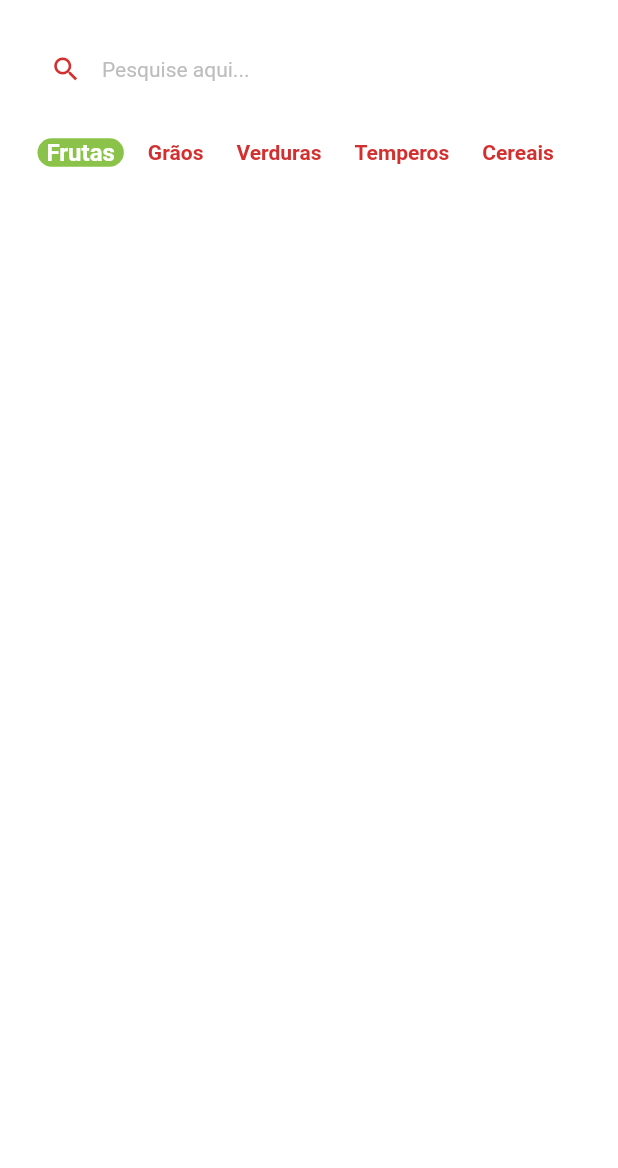
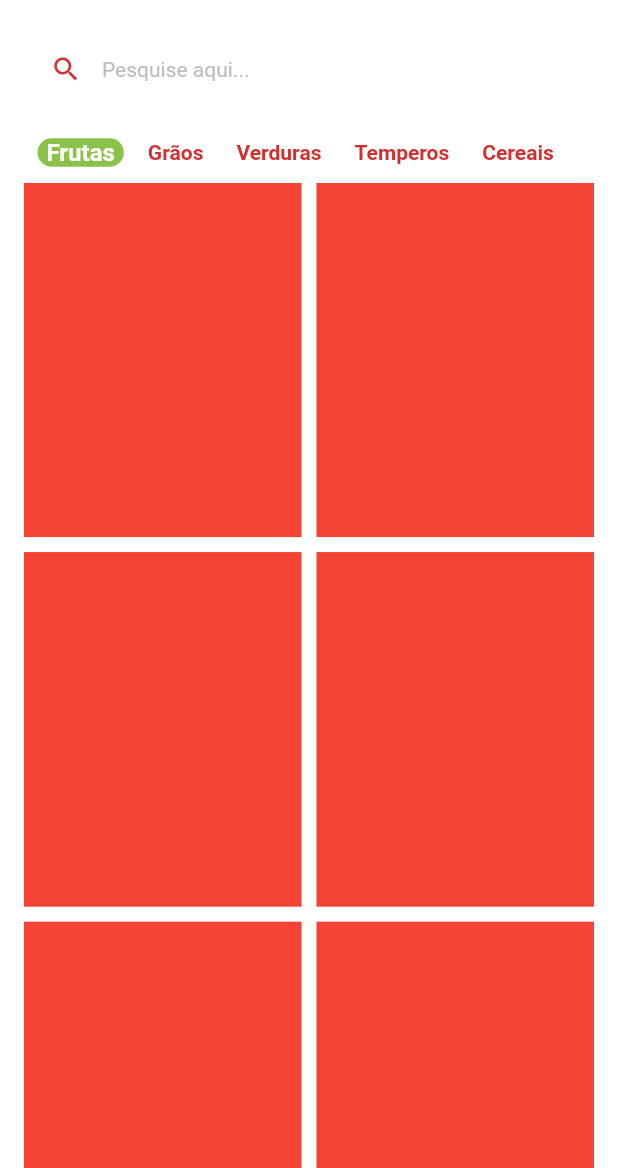
Before and after one commit to osiasmiranda/greengrocer, a Flutter app: the HomeTab screen opened directly, on a phone screen of 412 x 824 dp, the part 68-1236 px from its top. Run offline on Flutter 3.47's test engine with Material 2 defaults, Android fonts, the phone set to English and light mode, and no system bars; drawn by our look-alikes of badges; our stand-ins replace animated_text_kit, mask_text_input_formatter.

Commit message:
chore: adicionado GridView para apresentacao dos produtos

```diff
--- a/lib/src/config/app_data.dart
+++ b/lib/src/config/app_data.dart
@@ -63,3 +63,11 @@ List<ItemModel> items = [
   mango,
   papaya,
 ];
+
+final List<String> categories = [
+  'Frutas',
+  'Grãos',
+  'Verduras',
+  'Temperos',
+  'Cereais',
+];
--- a/lib/src/pages/home/home_tab.dart
+++ b/lib/src/pages/home/home_tab.dart
@@ -1,7 +1,7 @@
 import 'package:badges/badges.dart';
 import 'package:flutter/material.dart';
+import 'package:greengrocer/src/config/app_data.dart' as app_data;
 import 'package:greengrocer/src/config/custom_colors.dart';
-
 import 'components/category_title.dart';
 
 class HomeTab extends StatefulWidget {
@@ -12,20 +12,12 @@ class HomeTab extends StatefulWidget {
 }
 
 class _HomeTabState extends State<HomeTab> {
-  final List<String> categories = [
-    'Frutas',
-    'Grãos',
-    'Verduras',
-    'Temperos',
-    'Cereais',
-  ];
-
   late String selectedCategory = 'Frutas';
 
   @override
   Widget build(BuildContext context) {
     return Scaffold(
-      //AppBar
+      //!AppBar
       appBar: AppBar(
         centerTitle: true,
         backgroundColor: Colors.transparent,
@@ -78,7 +70,7 @@ class _HomeTabState extends State<HomeTab> {
 
       body: Column(
         children: [
-          //Campo de Pesquisa
+          //!Campo de Pesquisa
           Padding(
             padding: const EdgeInsets.symmetric(horizontal: 20, vertical: 10),
             child: TextFormField(
@@ -107,7 +99,7 @@ class _HomeTabState extends State<HomeTab> {
             ),
           ),
 
-          //Categorias
+          //!Categorias
           Container(
             padding: const EdgeInsets.only(left: 25.0),
             height: 40,
@@ -115,22 +107,40 @@ class _HomeTabState extends State<HomeTab> {
               scrollDirection: Axis.horizontal,
               itemBuilder: (_, index) {
                 return CategoryTitle(
-                  category: categories[index],
-                  isSelected: categories[index] == selectedCategory,
+                  category: app_data.categories[index],
+                  isSelected: app_data.categories[index] == selectedCategory,
                   onPressed: () {
                     setState(() {
-                      selectedCategory = categories[index];
+                      selectedCategory = app_data.categories[index];
                     });
                   },
                 );
               },
               separatorBuilder: (_, index) => const SizedBox(width: 10),
-              itemCount: categories.length,
+              itemCount: app_data.categories.length,
+            ),
+          ),
+          //!grid
+          Expanded(
+            child: GridView.builder(
+              padding: const EdgeInsets.fromLTRB(16, 0, 16, 16),
+              physics: const BouncingScrollPhysics(),
+              gridDelegate: const SliverGridDelegateWithFixedCrossAxisCount(
+                crossAxisCount: 2,
+                mainAxisSpacing: 10,
+                crossAxisSpacing: 10,
+                childAspectRatio: 9 / 11.5,
+              ),
+              itemCount: app_data.items.length,
+              itemBuilder: (_, index) {
+                return Container(
+                  color: Colors.red,
+                );
+              },
             ),
           ),
         ],
       ),
-      //grid
     );
   }
 }
--- a/pubspec.yaml
+++ b/pubspec.yaml
@@ -24,8 +24,8 @@ dev_dependencies:
 flutter:
 
   uses-material-design: true
-   assets:
-     - assets/fruits/
+  assets:
+    - assets/fruits/
   #   - images/a_dot_ham.jpeg
   # example:
   # fonts:
```
